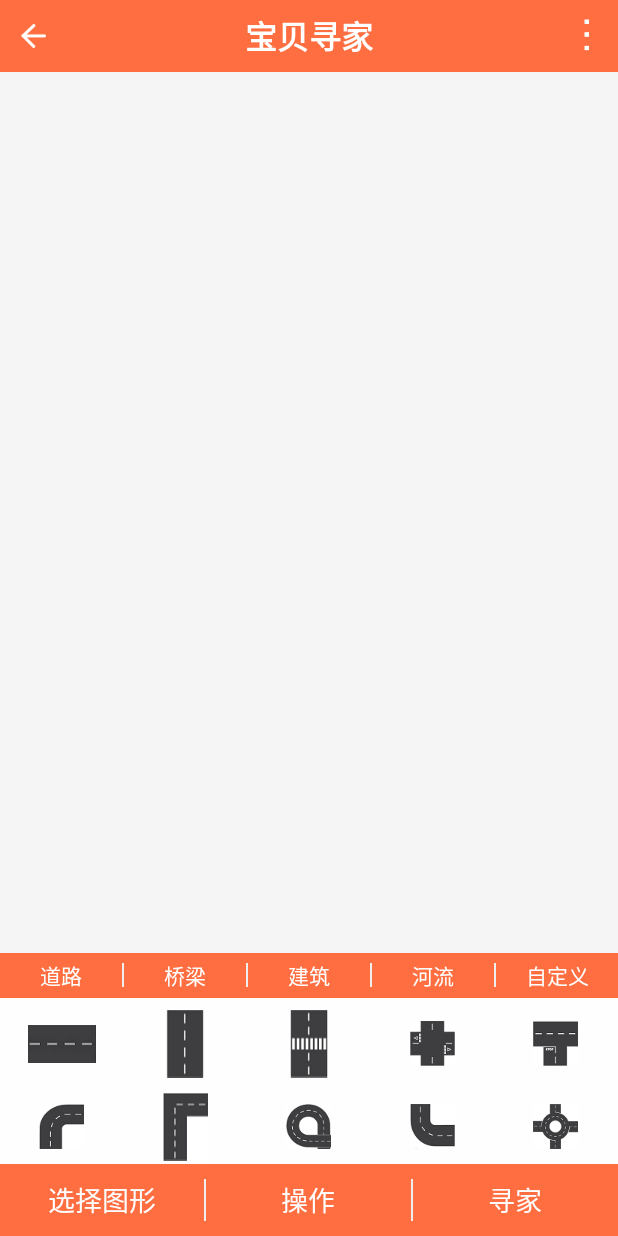
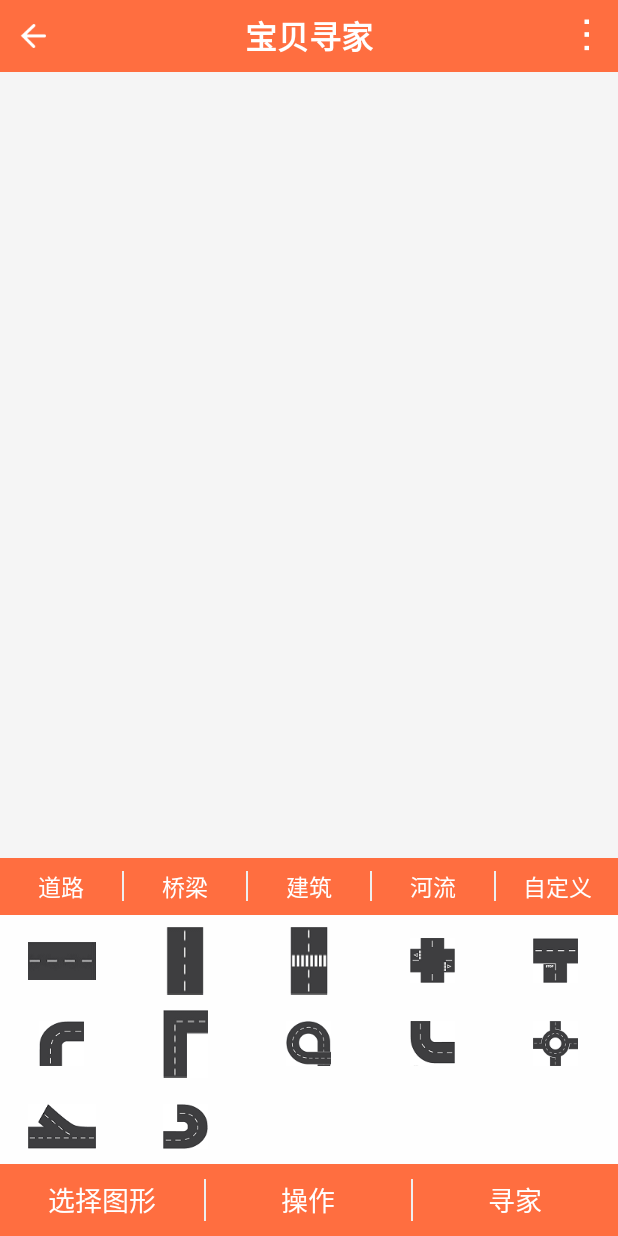
Before and after one commit to LearningBoy/AndroidSketchingTools, an Android app: the screen it shows after launch (BabyHomeActivity), after a tap on "选择图形", on a phone screen of 412 x 824 dp. Run offline under Robolectric (Android 15) with nearby library versions, the phone set to English and light mode, and no system bars; libraries missing offline, so code that uses them is left out: com.yalantis.ucrop.

```diff
--- a/SketchingTools/app/build.gradle
+++ b/SketchingTools/app/build.gradle
@@ -20,8 +20,7 @@ android {
 
 dependencies {
     compile fileTree(include: ['*.jar'], dir: 'libs')
-    testCompile 'junit:junit:4.12'
-    compile 'com.android.support:appcompat-v7:23.2.0'
-    compile 'com.android.support:recyclerview-v7:23.2.0'
+    compile 'com.android.support:appcompat-v7:23.3.0'
+    compile 'com.android.support:recyclerview-v7:23.3.0'
     compile 'com.yalantis:ucrop:1.3.+'
 }
--- /dev/null
+++ b/SketchingTools/app/src/main/java/cug/school/sketching/common/RecyclerViewAdapter.java
@@ -0,0 +1,63 @@
+package cug.school.sketching.common;
+
+import android.content.Context;
+import android.support.v7.widget.RecyclerView;
+import android.view.LayoutInflater;
+import android.view.View;
+import android.view.ViewGroup;
+import android.widget.ImageView;
+
+import cug.school.sketching.R;
+import cug.school.sketching.home.BabyHomeActivity;
+
+/**
+ * Created by Mr_Bai on 2016/5/30.
+ */
+public class RecyclerViewAdapter extends RecyclerView.Adapter {
+
+    private Context context;
+    private Integer[] ids;
+
+    public RecyclerViewAdapter(Context context, Integer[] ids) {
+        this.context = context;
+        this.ids = ids;
+    }
+
+    @Override
+    public RecyclerView.ViewHolder onCreateViewHolder(ViewGroup parent, int viewType) {
+        View view = LayoutInflater.from(context).inflate(R.layout.baby_home_graphic_item, parent, false);
+        return new ViewHolder(view);
+    }
+
+    @Override
+    public void onBindViewHolder(RecyclerView.ViewHolder holder, int position) {
+        ViewHolder viewHolder = (ViewHolder) holder;
+        viewHolder.bindData(ids[position]);
+    }
+
+    @Override
+    public int getItemCount() {
+        return ids.length;
+    }
+
+    class ViewHolder extends RecyclerView.ViewHolder {
+
+        ImageView imageView = (ImageView) itemView.findViewById(R.id.graphic_image);
+
+        public ViewHolder(View itemView) {
+            super(itemView);
+        }
+
+        public void bindData(final int id) {
+            imageView.setImageResource(id);
+            imageView.setOnClickListener(new View.OnClickListener() {
+                @Override
+                public void onClick(View v) {
+                    String name = context.getResources().getResourceEntryName(id);
+                    BabyHomeActivity babyHomeActivity = new BabyHomeActivity();
+                    babyHomeActivity.getRecyclerViewItem(name);
+                }
+            });
+        }
+    }
+}
--- /dev/null
+++ b/SketchingTools/app/src/main/java/cug/school/sketching/common/ResourceImage.java
@@ -0,0 +1,57 @@
+package cug.school.sketching.common;
+
+import cug.school.sketching.R;
+
+/**
+ * Created by Mr_Bai on 2016/5/31.
+ */
+public class ResourceImage {
+
+    private ResourceImage() {
+    }
+
+    private static ResourceImage resourceImage = null;
+
+    public static ResourceImage getResourceImageInstance() {
+        if (resourceImage == null) {
+            resourceImage = new ResourceImage();
+        }
+        return resourceImage;
+    }
+
+    //道路图集
+    public Integer[] roadImages = {R.mipmap.road_01, R.mipmap.road_02,
+            R.mipmap.road_03, R.mipmap.road_04,
+            R.mipmap.road_05, R.mipmap.road_06,
+            R.mipmap.road_07, R.mipmap.road_08,
+            R.mipmap.road_09, R.mipmap.road_10,
+            R.mipmap.road_11, R.mipmap.road_12};
+    //桥梁图集
+    public Integer[] bridgeImages = {R.mipmap.bridge_01, R.mipmap.bridge_02,
+            R.mipmap.bridge_03, R.mipmap.bridge_04,
+            R.mipmap.bridge_05, R.mipmap.bridge_06,
+            R.mipmap.bridge_07, R.mipmap.bridge_08,
+            R.mipmap.bridge_09, R.mipmap.bridge_09,
+            R.mipmap.bridge_09};
+    //建筑图集
+    public Integer[] buildingImages = {R.mipmap.building_01, R.mipmap.building_02,
+            R.mipmap.building_03, R.mipmap.building_04,
+            R.mipmap.building_05, R.mipmap.building_06,
+            R.mipmap.building_07, R.mipmap.building_08,
+            R.mipmap.building_09, R.mipmap.building_10,
+            R.mipmap.building_11, R.mipmap.building_12};
+    //河流图集
+    public Integer[] riverImages = {R.mipmap.river_01, R.mipmap.river_02,
+            R.mipmap.river_02, R.mipmap.river_02,
+            R.mipmap.river_02, R.mipmap.river_02,
+            R.mipmap.river_02, R.mipmap.river_02,
+            R.mipmap.river_02, R.mipmap.river_02,
+            R.mipmap.river_02, R.mipmap.river_02,};
+    //自定义图集
+    public Integer[] designImages = {R.mipmap.design_01, R.mipmap.design_02,
+            R.mipmap.design_03, R.mipmap.design_04,
+            R.mipmap.design_04, R.mipmap.design_04,
+            R.mipmap.design_04, R.mipmap.design_04,
+            R.mipmap.design_04, R.mipmap.design_04,
+            R.mipmap.design_04, R.mipmap.design_04,};
+}
--- a/SketchingTools/app/src/main/res/layout/baby_home_layout.xml
+++ b/SketchingTools/app/src/main/res/layout/baby_home_layout.xml
@@ -1,11 +1,9 @@
 <?xml version="1.0" encoding="utf-8"?>
 <LinearLayout xmlns:android="http://schemas.android.com/apk/res/android"
-    xmlns:tools="http://schemas.android.com/tools"
     android:id="@+id/baby_home"
     android:layout_width="match_parent"
     android:layout_height="match_parent"
-    android:orientation="vertical"
-    tools:context=".MainActivity">
+    android:orientation="vertical">
 
     <RelativeLayout style="@style/ToolbarRl">
 
@@ -33,6 +31,15 @@
         android:layout_height="0dp"
         android:layout_weight="1">
 
+        <TextView
+            android:id="@+id/dealing"
+            android:layout_width="wrap_content"
+            android:layout_height="wrap_content"
+            android:textSize="25sp"
+            android:text="@string/dealing"
+            android:visibility="gone"
+            android:layout_gravity="center"/>
+
         <cug.school.sketching.common.DrawSketchView
             android:id="@+id/draw_view"
             android:layout_width="match_parent"
@@ -49,83 +56,83 @@
 
             <LinearLayout
                 android:layout_width="match_parent"
-                android:layout_height="wrap_content"
+                android:layout_height="38dp"
                 android:background="@color/colorPrimary"
                 android:orientation="horizontal">
 
                 <TextView
                     android:id="@+id/road_tv"
                     android:layout_width="0dp"
-                    android:layout_height="30dp"
+                    android:layout_height="match_parent"
                     android:layout_weight="1"
                     android:gravity="center"
                     android:text="@string/road"
                     android:textColor="@color/white"
-                    android:textSize="14sp" />
+                    android:textSize="15sp" />
 
                 <View
                     android:layout_width="1dp"
-                    android:layout_height="16dp"
+                    android:layout_height="20dp"
                     android:layout_gravity="center_vertical"
                     android:background="@color/gray" />
 
                 <TextView
                     android:id="@+id/bridge_tv"
                     android:layout_width="0dp"
-                    android:layout_height="30dp"
+                    android:layout_height="match_parent"
                     android:layout_weight="1"
                     android:gravity="center"
                     android:text="@string/bridge"
                     android:textColor="@color/white"
-                    android:textSize="14sp" />
+                    android:textSize="15sp" />
 
                 <View
                     android:layout_width="1dp"
-                    android:layout_height="16dp"
+                    android:layout_height="20dp"
                     android:layout_gravity="center_vertical"
                     android:background="@color/gray" />
 
                 <TextView
                     android:id="@+id/building_tv"
                     android:layout_width="0dp"
-                    android:layout_height="30dp"
+                    android:layout_height="match_parent"
                     android:layout_weight="1"
                     android:gravity="center"
                     android:text="@string/building"
                     android:textColor="@color/white"
-                    android:textSize="14sp" />
+                    android:textSize="15sp" />
 
                 <View
                     android:layout_width="1dp"
-                    android:layout_height="16dp"
+                    android:layout_height="20dp"
                     android:layout_gravity="center_vertical"
                     android:background="@color/gray" />
 
                 <TextView
                     android:id="@+id/river_tv"
                     android:layout_width="0dp"
-                    android:layout_height="30dp"
+                    android:layout_height="match_parent"
                     android:layout_weight="1"
                     android:gravity="center"
                     android:text="@string/river"
                     android:textColor="@color/white"
-                    android:textSize="14sp" />
+                    android:textSize="15sp" />
 
                 <View
                     android:layout_width="1dp"
-                    android:layout_height="16dp"
+                    android:layout_height="20dp"
                     android:layout_gravity="center_vertical"
                     android:background="@color/gray" />
 
                 <TextView
                     android:id="@+id/design_tv"
                     android:layout_width="0dp"
-                    android:layout_height="30dp"
+                    android:layout_height="match_parent"
                     android:layout_weight="1"
                     android:gravity="center"
                     android:text="@string/design"
                     android:textColor="@color/white"
-                    android:textSize="14sp" />
+                    android:textSize="15sp" />
             </LinearLayout>
 
             <android.support.v7.widget.RecyclerView
--- a/SketchingTools/app/src/main/res/values/strings.xml
+++ b/SketchingTools/app/src/main/res/values/strings.xml
@@ -11,6 +11,8 @@
     <!-- 宝贝寻家 -->
     <string name="baby_go_home">宝贝寻家</string>
     <string name="back">返回</string>
+
+    <string name="dealing">正在处理...</string>
 
     <string name="choose_picture">选择图形</string>
     <string name="operation">操作</string>
--- a/SketchingTools/build.gradle
+++ b/SketchingTools/build.gradle
@@ -5,7 +5,7 @@ buildscript {
         jcenter()
     }
     dependencies {
-        classpath 'com.android.tools.build:gradle:1.5.0'
+        classpath 'com.android.tools.build:gradle:2.1.0'
 
         // NOTE: Do not place your application dependencies here; they belong
         // in the individual module build.gradle files
```
Also changed, not shown: SketchingTools/app/src/main/java/cug/school/sketching/common/DrawSketchView.java (+7 -5 lines), SketchingTools/app/src/main/java/cug/school/sketching/home/BabyHomeActivity.java (+161 -62 lines), SketchingTools/app/src/main/res/mipmap-xhdpi/design_01.png (added), SketchingTools/app/src/main/res/mipmap-xhdpi/design_02.png (added), SketchingTools/app/src/main/res/mipmap-xhdpi/design_03.png (added), SketchingTools/app/src/main/res/mipmap-xhdpi/design_04.png (added), SketchingTools/app/src/main/res/mipmap-xhdpi/river_01.png (added), SketchingTools/app/src/main/res/mipmap-xhdpi/river_02.png (added), SketchingTools/gradle/wrapper/gradle-wrapper.properties.
